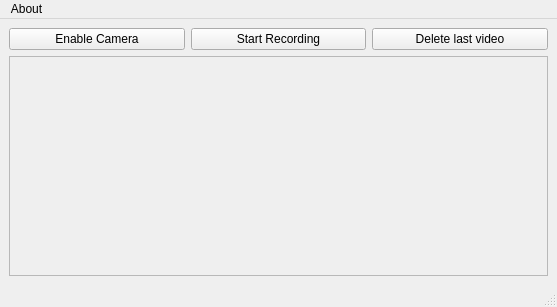
Before: the Qt Designer form mainUI.ui in bihut/CaletaSoftware, drawn with Qt 5.
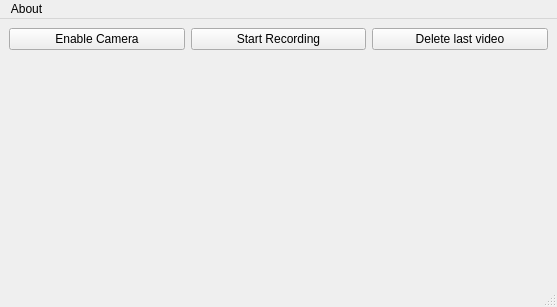
After: the same form once the commit is applied.

```diff
--- a/mainUI.ui
+++ b/mainUI.ui
@@ -37,12 +37,9 @@
      </widget>
     </item>
     <item row="1" column="0" colspan="3">
-     <widget class="QFrame" name="videoFrame">
-      <property name="frameShape">
-       <enum>QFrame::StyledPanel</enum>
-      </property>
-      <property name="frameShadow">
-       <enum>QFrame::Raised</enum>
+     <widget class="QLabel" name="videoContent">
+      <property name="text">
+       <string/>
       </property>
      </widget>
     </item>
```
